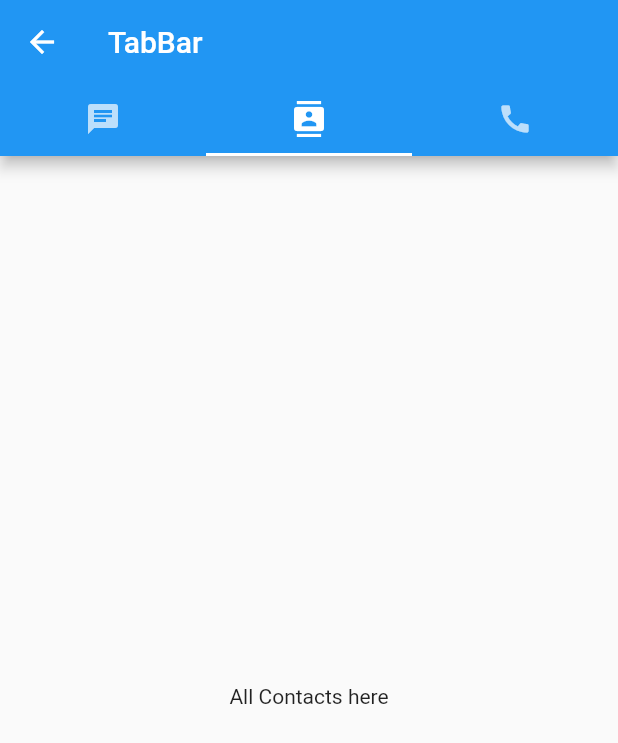
After one commit to codewithowais/todo-splash-etc-Flutter, a Flutter app: the TabBarExample screen opened directly, on a phone screen of 412 x 824 dp. The commit adds this screen. Shown: the top 743 px of the screen. Run offline on Flutter 3.47's test engine with Material 2 defaults, Android fonts, the phone set to English and light mode, and no system bars.

Commit message:
first commit

```diff
--- a/lib/main.dart
+++ b/lib/main.dart
@@ -1,5 +1,6 @@
 import 'package:flutter/material.dart';
 import 'package:todo_splash_etc/splash_screen.dart';
+import 'package:todo_splash_etc/tabBar.dart';
 
 void main() {
   runApp(const MyApp());
--- /dev/null
+++ b/lib/tabBar.dart
@@ -0,0 +1,44 @@
+import 'package:flutter/material.dart';
+
+class TabBarExample extends StatelessWidget {
+  const TabBarExample({Key? key}) : super(key: key);
+
+  @override
+  Widget build(BuildContext context) {
+    return DefaultTabController(
+      initialIndex: 1,
+      length: 3,
+      child: Scaffold(
+        appBar: AppBar(
+          title: const Text('TabBar'),
+          bottom: const TabBar(
+            tabs: <Widget>[
+              Tab(
+                icon: Icon(Icons.chat),
+              ),
+              Tab(
+                icon: Icon(Icons.contacts),
+              ),
+              Tab(
+                icon: Icon(Icons.call),
+              ),
+            ],
+          ),
+        ),
+        body: const TabBarView(
+          children: <Widget>[
+            Center(
+              child: Text("Its Chat Screen"),
+            ),
+            Center(
+              child: Text("All Contacts here"),
+            ),
+            Center(
+              child: Text("All Call Logs here"),
+            ),
+          ],
+        ),
+      ),
+    );
+  }
+}
```
